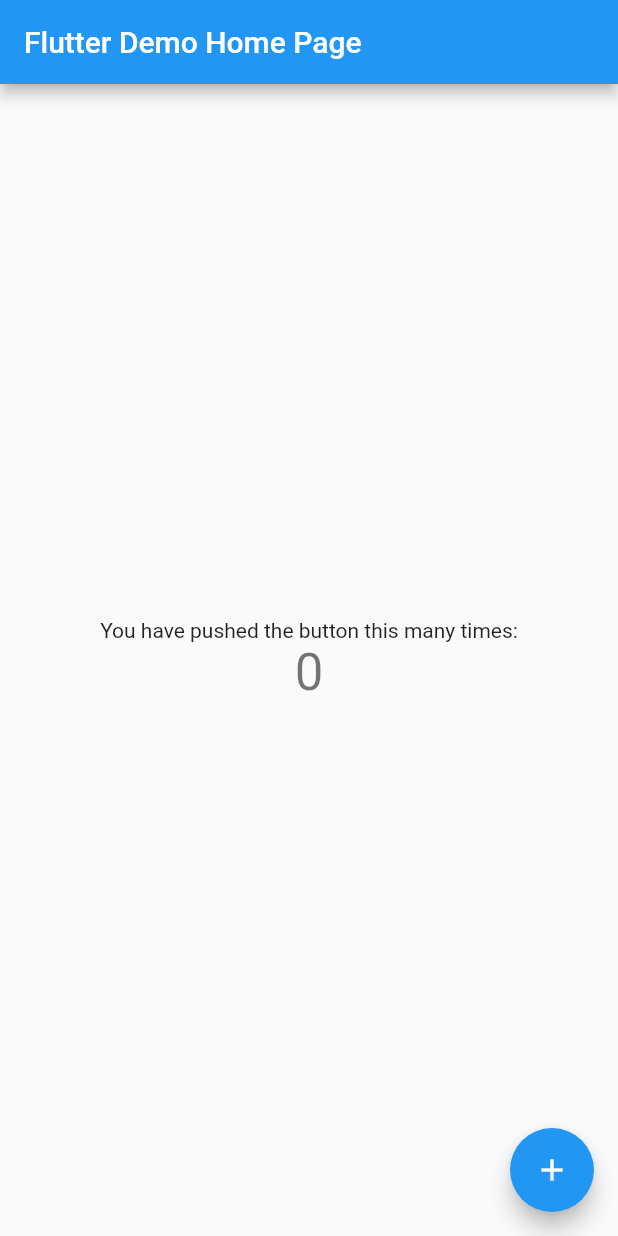
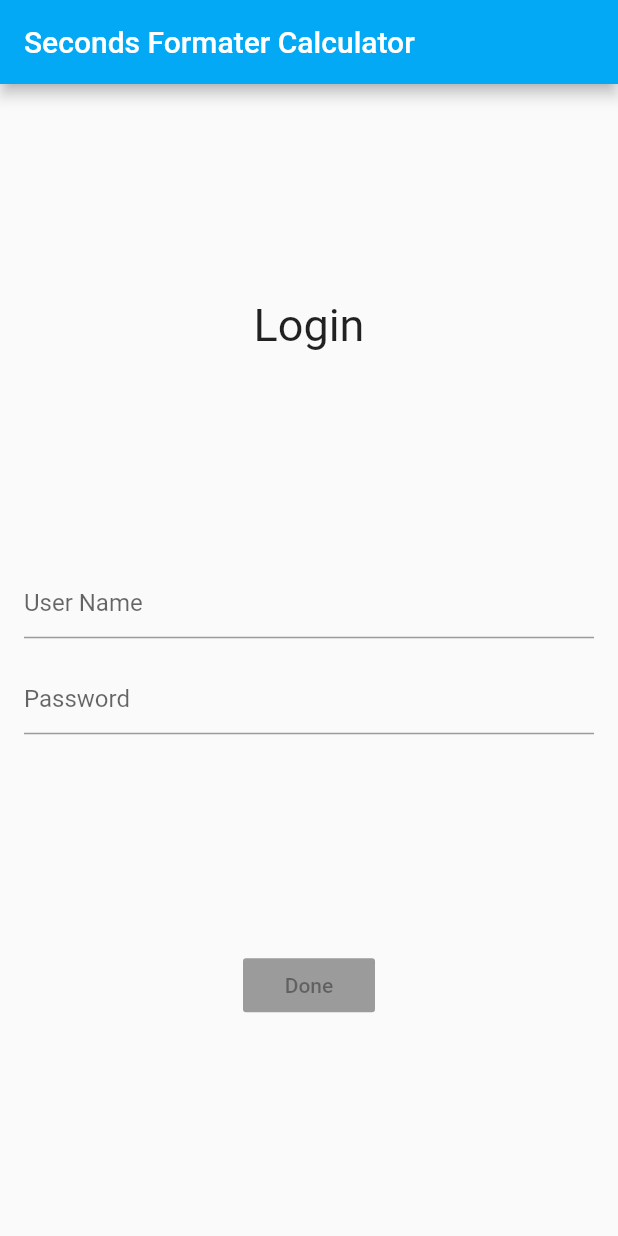
Before and after one commit to bry02g/flutter_tests, a Flutter app: the screen it shows after launch, on a phone screen of 412 x 824 dp. Run offline on Flutter 3.47's test engine with Material 2 defaults, Android fonts, the phone set to English and light mode, and no system bars.

Commit message:
added tests

```diff
--- a/lib/main.dart
+++ b/lib/main.dart
@@ -1,117 +1,20 @@
 import 'package:flutter/material.dart';
+import 'package:tests_hw/screens/LoginScreen.dart';
 
 void main() {
   runApp(MyApp());
 }
 
 class MyApp extends StatelessWidget {
-  // This widget is the root of your application.
   @override
   Widget build(BuildContext context) {
     return MaterialApp(
       title: 'Flutter Demo',
       theme: ThemeData(
-        // This is the theme of your application.
-        //
-        // Try running your application with "flutter run". You'll see the
-        // application has a blue toolbar. Then, without quitting the app, try
-        // changing the primarySwatch below to Colors.green and then invoke
-        // "hot reload" (press "r" in the console where you ran "flutter run",
-        // or simply save your changes to "hot reload" in a Flutter IDE).
-        // Notice that the counter didn't reset back to zero; the application
-        // is not restarted.
         primarySwatch: Colors.blue,
-        // This makes the visual density adapt to the platform that you run
-        // the app on. For desktop platforms, the controls will be smaller and
-        // closer together (more dense) than on mobile platforms.
         visualDensity: VisualDensity.adaptivePlatformDensity,
       ),
-      home: MyHomePage(title: 'Flutter Demo Home Page'),
+      home: LoginScreen(),
     );
   }
 }
-
-class MyHomePage extends StatefulWidget {
-  MyHomePage({Key key, this.title}) : super(key: key);
-
-  // This widget is the home page of your application. It is stateful, meaning
-  // that it has a State object (defined below) that contains fields that affect
-  // how it looks.
-
-  // This class is the configuration for the state. It holds the values (in this
-  // case the title) provided by the parent (in this case the App widget) and
-  // used by the build method of the State. Fields in a Widget subclass are
-  // always marked "final".
-
-  final String title;
-
-  @override
-  _MyHomePageState createState() => _MyHomePageState();
-}
-
-class _MyHomePageState extends State<MyHomePage> {
-  int _counter = 0;
-
-  void _incrementCounter() {
-    setState(() {
-      // This call to setState tells the Flutter framework that something has
-      // changed in this State, which causes it to rerun the build method below
-      // so that the display can reflect the updated values. If we changed
-      // _counter without calling setState(), then the build method would not be
-      // called again, and so nothing would appear to happen.
-      _counter++;
-    });
-  }
-
-  @override
-  Widget build(BuildContext context) {
-    // This method is rerun every time setState is called, for instance as done
-    // by the _incrementCounter method above.
-    //
-    // The Flutter framework has been optimized to make rerunning build methods
-    // fast, so that you can just rebuild anything that needs updating rather
-    // than having to individually change instances of widgets.
-    return Scaffold(
-      appBar: AppBar(
-        // Here we take the value from the MyHomePage object that was created by
-        // the App.build method, and use it to set our appbar title.
-        title: Text(widget.title),
-      ),
-      body: Center(
-        // Center is a layout widget. It takes a single child and positions it
-        // in the middle of the parent.
-        child: Column(
-          // Column is also a layout widget. It takes a list of children and
-          // arranges them vertically. By default, it sizes itself to fit its
-          // children horizontally, and tries to be as tall as its parent.
-          //
-          // Invoke "debug painting" (press "p" in the console, choose the
-          // "Toggle Debug Paint" action from the Flutter Inspector in Android
-          // Studio, or the "Toggle Debug Paint" command in Visual Studio Code)
-          // to see the wireframe for each widget.
-          //
-          // Column has various properties to control how it sizes itself and
-          // how it positions its children. Here we use mainAxisAlignment to
-          // center the children vertically; the main axis here is the vertical
-          // axis because Columns are vertical (the cross axis would be
-          // horizontal).
-          mainAxisAlignment: MainAxisAlignment.center,
-          children: <Widget>[
-            Text(
-              'You have pushed the button this many times:',
-            ),
-            Text(
-              '$_counter',
-              style: Theme.of(context).textTheme.headline4,
-            ),
-          ],
-        ),
-      ),
-      floatingActionButton: FloatingActionButton(
-        onPressed: _incrementCounter,
-        tooltip: 'Increment',
-        child: Icon(Icons.add),
-      ), // This trailing comma makes auto-formatting nicer for build methods.
-    );
-  }
-}
--- /dev/null
+++ b/lib/screens/LoginScreen.dart
@@ -0,0 +1,93 @@
+import 'package:flutter/material.dart';
+import 'package:tests_hw/screens/ConversionScreen.dart';
+
+class LoginScreen extends StatefulWidget {
+  LoginScreen({Key key}) : super(key: key);
+
+  @override
+  _LoginScreenState createState() => _LoginScreenState();
+}
+
+class _LoginScreenState extends State<LoginScreen> {
+  TextEditingController userNameTextEditingController = TextEditingController();
+
+  TextEditingController passwordTextEditingController = TextEditingController();
+
+  bool isUserNameEmpty = true;
+  bool isPassWordEmtpy = true;
+
+  @override
+  Widget build(BuildContext context) {
+    return MaterialApp(
+      home: Scaffold(
+          appBar: AppBar(
+            backgroundColor: Colors.lightBlue,
+            title: Text('Seconds Formater Calculator'),
+          ),
+          body: Padding(
+            padding: const EdgeInsets.all(8.0),
+            child: Column(
+              mainAxisAlignment: MainAxisAlignment.center,
+              children: <Widget>[
+                Spacer(),
+                Text(
+                  'Login',
+                  key: Key('login-header'),
+                  textAlign: TextAlign.left,
+                  style: TextStyle(
+                    fontSize: 30,
+                  ),
+                ),
+                Spacer(),
+                Padding(
+                  padding: const EdgeInsets.all(8.0),
+                  child: TextField(
+                      key: Key('username-textfield'),
+                      controller: userNameTextEditingController,
+                      decoration: InputDecoration(
+                        hintText: 'User Name',
+                      ),
+                      onChanged: (input) {
+                        setState(() {
+                          isUserNameEmpty = input.isEmpty;
+                        });
+                      }),
+                ),
+                Padding(
+                  padding: const EdgeInsets.all(8.0),
+                  child: TextField(
+                    key: Key('password-textfield'),
+                    controller: passwordTextEditingController,
+                    decoration: InputDecoration(
+                      hintText: 'Password',
+                    ),
+                    onChanged: (input) {
+                      setState(() {
+                        isPassWordEmtpy = input.isEmpty;
+                      });
+                    },
+                  ),
+                ),
+                Spacer(),
+                RaisedButton(
+                    key: Key('done-btn'),
+                    child: Text('Done'),
+                    color: Colors.lightBlue,
+                    onPressed: isUserNameEmpty || isPassWordEmtpy
+                        ? null
+                        : () {
+                            setState(() {
+                              Navigator.push(
+                                context,
+                                MaterialPageRoute(
+                                    builder: (context) => ConversionScreen()),
+                              );
+                            });
+                          }),
+                Spacer(),
+              ],
+            ),
+          )),
+    );
+  }
+}
--- /dev/null
+++ b/lib/utils/TimeConverter.dart
@@ -0,0 +1,15 @@
+class TimeConverter {
+  /// converts a seconds to its hours, minutes, seconds parts.
+  static List<int> convertSecondToHMS(int seconds) {
+    if (seconds < 0) {
+      throw Exception('Seconds should not be negative');
+    }
+    int hours = (seconds / 3600).floor();
+    seconds = (seconds % 3600);
+
+    int minutes = (seconds / 60).floor();
+    seconds = (seconds % 60);
+
+    return [hours, minutes, seconds];
+  }
+}
--- a/pubspec.yaml
+++ b/pubspec.yaml
@@ -23,6 +23,7 @@ environment:
 dependencies:
   flutter:
     sdk: flutter
+  test: any
 
 
   # The following adds the Cupertino Icons font to your application.
@@ -30,6 +31,8 @@ dependencies:
   cupertino_icons: ^0.1.3
 
 dev_dependencies:
+  flutter_driver:
+    sdk: flutter
   flutter_test:
     sdk: flutter
 
--- /dev/null
+++ b/test_driver/app_test.dart
@@ -0,0 +1,110 @@
+// Imports the Flutter Driver API.
+import 'package:flutter_driver/flutter_driver.dart';
+import 'package:test/test.dart';
+
+void main() {
+  group('Conversion App', () {
+    // First, define the Finders and use them to locate widgets from the
+    // test suite. Note: the Strings provided to the `byValueKey` method must
+    // be the same as the Strings we used for the Keys in step 1.
+    final counterTextFinder = find.byValueKey('counter');
+    final buttonFinder = find.byValueKey('increment');
+
+    FlutterDriver driver;
+
+    // Connect to the Flutter driver before running any tests.
+    setUpAll(() async {
+      driver = await FlutterDriver.connect();
+    });
+
+    // Close the connection to the driver after the tests have completed.
+    tearDownAll(() async {
+      if (driver != null) {
+        driver.close();
+      }
+    });
+
+    test("If credential are not entered should not be able to login", () async {
+      final loginHeaderFidner = find.byValueKey('login-header');
+      final doneBtnFinder = find.byValueKey('done-btn');
+
+      await driver.tap(doneBtnFinder);
+
+      expect(await driver.getText(loginHeaderFidner), "Login");
+    });
+
+    test(
+        'if username is present but password is empty should not be able to login',
+        () async {
+      final loginHeaderFidner = find.byValueKey('login-header');
+      final usernameFinder = find.byValueKey('username-textfield');
+      final doneBtnFinder = find.byValueKey('done-btn');
+
+      await driver.tap(usernameFinder);
+      await driver.enterText('flutter_coder');
+      await driver.waitFor(find.text('flutter_coder'));
+
+      await driver.tap(doneBtnFinder);
+
+      expect(await driver.getText(loginHeaderFidner), "Login");
+    });
+
+    test(
+        'if username is empty but password is provided should not be able to login',
+        () async {
+      final loginHeaderFidner = find.byValueKey('login-header');
+      final usernameFinder = find.byValueKey('username-textfield');
+      final passwordFinder = find.byValueKey('password-textfield');
+      final doneBtnFinder = find.byValueKey('done-btn');
+      // clear username field
+      await driver.tap(usernameFinder);
+      await driver.enterText('');
+      await driver.waitFor(find.text(''));
+
+      await driver.tap(passwordFinder);
+      await driver.enterText('flutter is life');
+      await driver.waitFor(find.text('flutter is life'));
+
+      await driver.tap(doneBtnFinder);
+
+      expect(await driver.getText(loginHeaderFidner), "Login");
+    });
+
+    test('if username and password is provided you should be able to login',
+        () async {
+      final usernameFinder = find.byValueKey('username-textfield');
+      final passwordFinder = find.byValueKey('password-textfield');
+      final doneBtnFinder = find.byValueKey('done-btn');
+
+      final textLabelInConversionScreen =
+          find.byValueKey('input-texfield-label');
+      await driver.tap(usernameFinder);
+      await driver.enterText('flutter_coder');
+      await driver.waitFor(find.text('flutter_coder'));
+
+      await driver.tap(passwordFinder);
+      await driver.enterText('flutter is life');
+      await driver.waitFor(find.text('flutter is life'));
+
+      await driver.tap(doneBtnFinder);
+
+      expect(await driver.getText(textLabelInConversionScreen), "Enter Time");
+    });
+
+    test(
+        'Should diplay formated text when seconds is provided and convert is pressed',
+        () async {
+      final formatedTextFinder = find.byValueKey('formated-time');
+      final inputTextFieldFinder = find.byValueKey('seconds-textfield');
+      final converBtnFinder = find.byValueKey('convert-button');
+
+      await driver.tap(inputTextFieldFinder);
+      await driver.enterText('60');
+      await driver.waitFor(find.text('60'));
+
+      await driver.tap(converBtnFinder);
+
+      expect(await driver.getText(formatedTextFinder), "01:00");
+    });
+  });
+}
```
Also changed, not shown: lib/screens/ConversionScreen.dart (added, +20 -0 lines), lib/utils/TimeFormater.dart (added, +31 -0 lines), lib/widgets/ConverterCard.dart (added, +73 -0 lines), test_driver/app.dart (added, +11 -0 lines), pubspec.lock, 4 other files.
